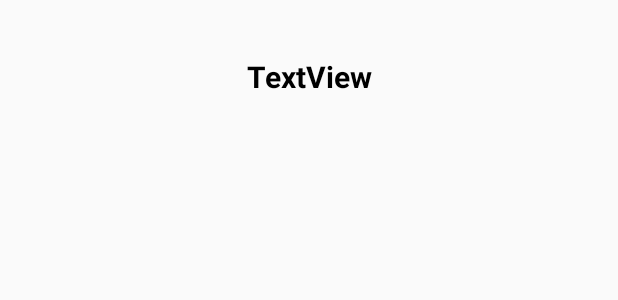
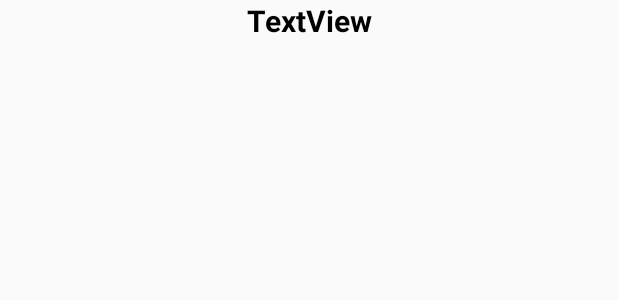
Before and after one commit to Daniel-Pascasio2/Practica2-Ev2, an Android app: the layout activity_actividad4.xml on its own in the app's theme, with its tools: preview values and no code run, on a phone screen of 412 x 824 dp. Shown: the top 300 px of the screen. Run offline under Robolectric (Android 15) with nearby library versions, the phone set to English and light mode, and no system bars.

Commit message:
Llegamos hasta la actividad5

```diff
--- a/app/src/main/res/layout/activity_actividad4.xml
+++ b/app/src/main/res/layout/activity_actividad4.xml
@@ -1,5 +1,5 @@
 <?xml version="1.0" encoding="utf-8"?>
-<androidx.constraintlayout.widget.ConstraintLayout xmlns:android="http://schemas.android.com/apk/res/android"
+<RelativeLayout xmlns:android="http://schemas.android.com/apk/res/android"
     xmlns:app="http://schemas.android.com/apk/res-auto"
     xmlns:tools="http://schemas.android.com/tools"
     android:layout_width="match_parent"
@@ -11,14 +11,12 @@
         android:layout_width="match_parent"
         android:layout_height="wrap_content"
         android:gravity="center"
-        android:textStyle="bold"
+        android:text="TextView"
+        android:textColor="#000"
         android:textSize="20dp"
-        android:textColor="#000"
-        android:text="TextView"
-        app:layout_constraintBottom_toBottomOf="parent"
-        app:layout_constraintEnd_toEndOf="parent"
-        app:layout_constraintHorizontal_bias="0.0"
-        app:layout_constraintStart_toStartOf="parent"
-        app:layout_constraintTop_toTopOf="parent"
-        app:layout_constraintVertical_bias="0.047" />
-</androidx.constraintlayout.widget.ConstraintLayout>
+        android:textStyle="bold" />
+
+    <androidx.recyclerview.widget.RecyclerView
+        android:layout_width="match_parent"
+        android:layout_height="match_parent" />
+</RelativeLayout>
```
